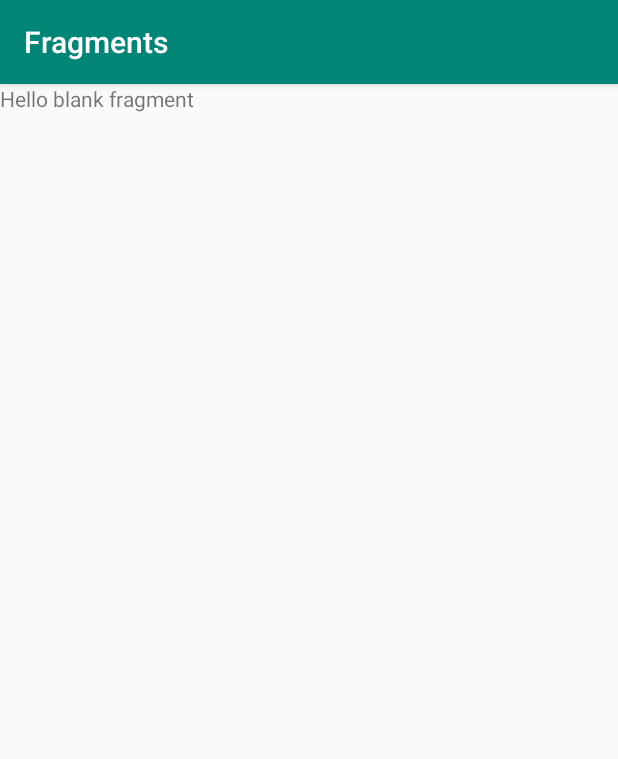
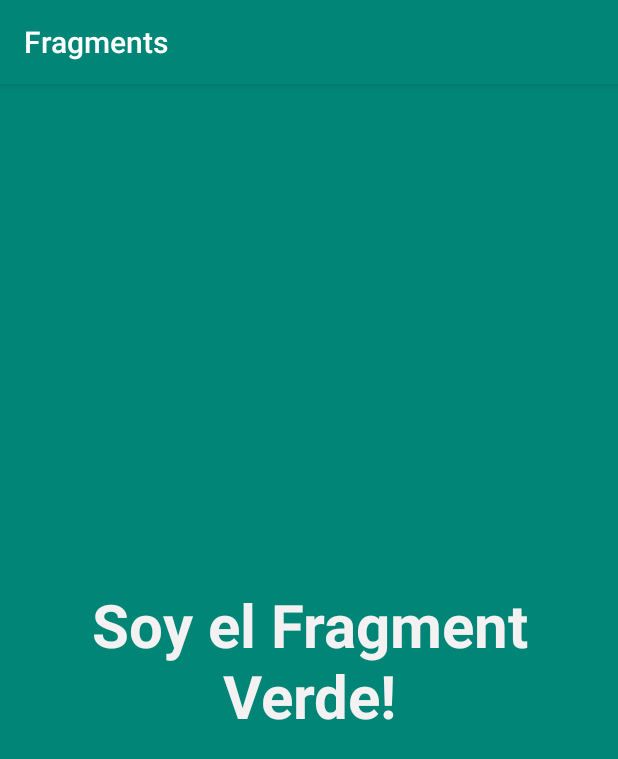
Before and after one commit to arirsuarez/FragmentsEj1, an Android app: the fragment VerdeFragment shown on its own in the app's theme, on a phone screen of 412 x 824 dp. Shown: the top 759 px of the screen. Run offline under Robolectric (Android 15) with nearby library versions, the phone set to English and light mode, and no system bars.

Commit message:
Configuro .xml Fragment Rojo y Verde

```diff
--- a/app/src/main/java/com/example/fragments/MainActivity.java
+++ b/app/src/main/java/com/example/fragments/MainActivity.java
@@ -3,8 +3,13 @@ package com.example.fragments;
 import androidx.appcompat.app.AppCompatActivity;
 
 import android.os.Bundle;
+import android.widget.Button;
 
 public class MainActivity extends AppCompatActivity {
+
+    private Button buttonRojo;
+    private Button buttonVerde;
+
 
     @Override
     protected void onCreate(Bundle savedInstanceState) {
--- a/app/src/main/res/layout/fragment_verde.xml
+++ b/app/src/main/res/layout/fragment_verde.xml
@@ -1,14 +1,19 @@
 <?xml version="1.0" encoding="utf-8"?>
-<FrameLayout xmlns:android="http://schemas.android.com/apk/res/android"
+<LinearLayout xmlns:android="http://schemas.android.com/apk/res/android"
     xmlns:tools="http://schemas.android.com/tools"
     android:layout_width="match_parent"
     android:layout_height="match_parent"
-    tools:context=".VerdeFragment">
+    tools:context=".VerdeFragment"
+    android:orientation="vertical" >
 
-    <!-- TODO: Update blank fragment layout -->
     <TextView
         android:layout_width="match_parent"
         android:layout_height="match_parent"
-        android:text="@string/hello_blank_fragment" />
+        android:text="Soy el Fragment Verde!"
+        android:textAlignment="center"
+        android:gravity="center" android:background="@color/colorPrimary"
+        android:textSize="40dp"
+        android:textStyle="bold"
+        android:textColor="#F3F1F1"/>
 
-</FrameLayout>
+</LinearLayout>
```
